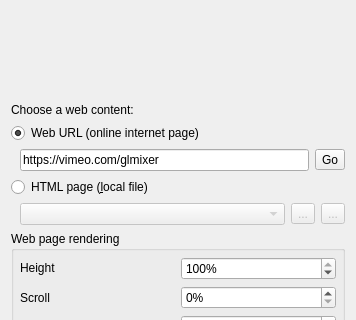
First picture: the form in src/WebSourceCreationDialog.ui, repository markus-wa/glmixer-mirror, before the edit; both pictures show x 0 to 356 and y 201 to 521 of the 356 by 635 pixel window.
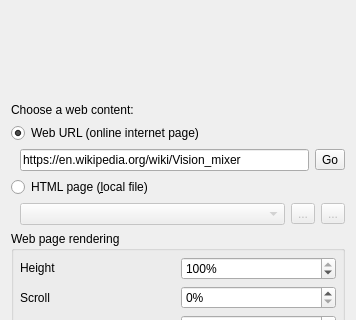
Second picture: the form after the edit. Icons and pictures are not drawn. Custom widgets are drawn as their Qt base class.

Commit message: BugFix: no support for JavaScript in QWebKit under Windows.

```diff
--- a/src/WebSourceCreationDialog.ui
+++ b/src/WebSourceCreationDialog.ui
@@ -93,7 +93,7 @@
             <string>Enter a web URL (http://...)</string>
            </property>
            <property name="text">
-            <string>https://vimeo.com/glmixer</string>
+            <string>https://en.wikipedia.org/wiki/Vision_mixer</string>
            </property>
           </widget>
          </item>
```
The commit also changes 1 other file.
